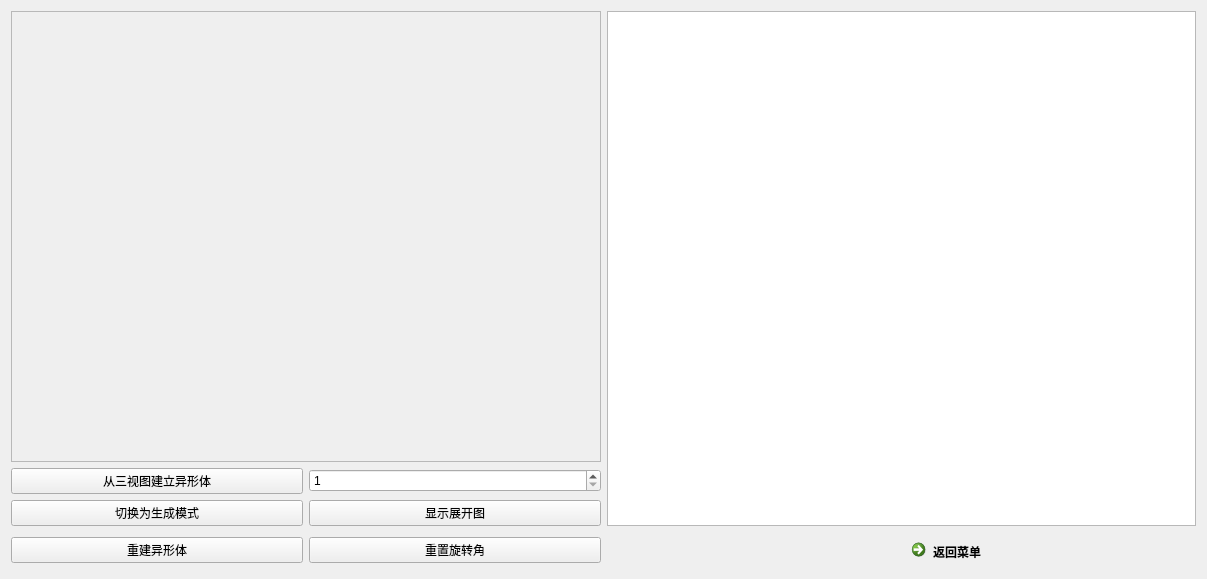
Qt form viewscene.ui (Chiichen/SomaMap) before a commit.
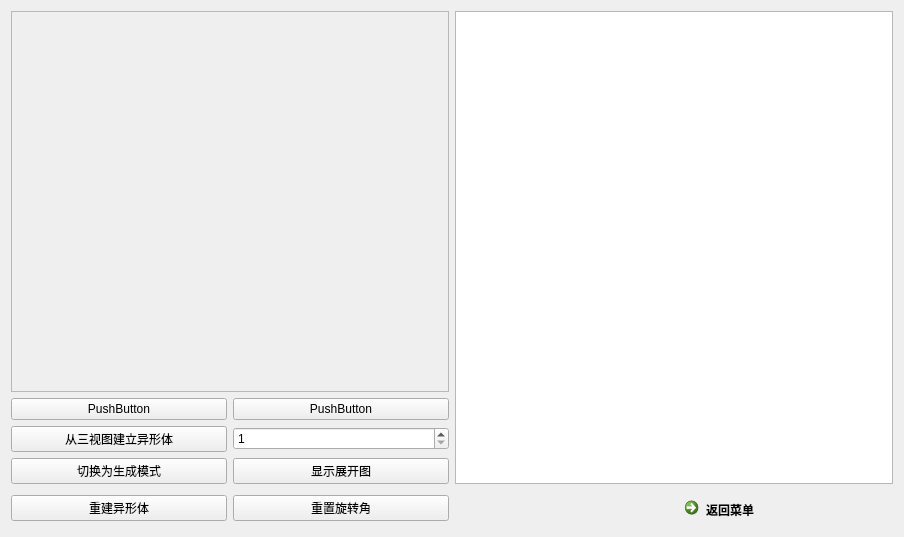
The same form after that commit. Custom widgets are drawn as their Qt base class.

What changed in the file:
```diff
--- a/viewscene.ui
+++ b/viewscene.ui
@@ -6,8 +6,8 @@
    <rect>
     <x>0</x>
     <y>0</y>
-    <width>1207</width>
-    <height>579</height>
+    <width>904</width>
+    <height>537</height>
    </rect>
   </property>
   <property name="windowTitle">
@@ -16,52 +16,7 @@
   <layout class="QHBoxLayout" name="horizontalLayout_2">
    <item>
     <layout class="QGridLayout" name="gridLayout_3">
-     <item row="2" column="0">
-      <widget class="QPushButton" name="DisplayThreeviews">
-       <property name="text">
-        <string>切换为生成模式</string>
-       </property>
-      </widget>
-     </item>
-     <item row="1" column="0">
-      <widget class="QPushButton" name="BuildFromView">
-       <property name="text">
-        <string>从三视图建立异形体</string>
-       </property>
-      </widget>
-     </item>
-     <item row="0" column="0" colspan="2">
-      <widget class="KeepRatioWidget" name="frame">
-       <property name="frameShape">
-        <enum>QFrame::StyledPanel</enum>
-       </property>
-       <property name="frameShadow">
-        <enum>QFrame::Raised</enum>
-       </property>
-      </widget>
-     </item>
      <item row="2" column="1">
-      <widget class="QPushButton" name="DisplayExpand">
-       <property name="text">
-        <string>显示展开图</string>
-       </property>
-      </widget>
-     </item>
-     <item row="3" column="0">
-      <widget class="QPushButton" name="RebuildCubbe">
-       <property name="text">
-        <string>重建异形体</string>
-       </property>
-      </widget>
-     </item>
-     <item row="3" column="1">
-      <widget class="QPushButton" name="ResetRot">
-       <property name="text">
-        <string>重置旋转角</string>
-       </property>
-      </widget>
-     </item>
-     <item row="1" column="1">
       <widget class="QSpinBox" name="SetViewchoice">
        <property name="minimum">
         <number>1</number>
@@ -71,7 +26,21 @@
        </property>
       </widget>
      </item>
-     <item row="0" column="2" rowspan="3" colspan="2">
+     <item row="4" column="0">
+      <widget class="QPushButton" name="RebuildCubbe">
+       <property name="text">
+        <string>重建异形体</string>
+       </property>
+      </widget>
+     </item>
+     <item row="4" column="1">
+      <widget class="QPushButton" name="ResetRot">
+       <property name="text">
+        <string>重置旋转角</string>
+       </property>
+      </widget>
+     </item>
+     <item row="0" column="2" rowspan="4" colspan="2">
       <widget class="QGraphicsView" name="graphicview">
        <property name="sizePolicy">
         <sizepolicy hsizetype="Preferred" vsizetype="Preferred">
@@ -81,13 +50,58 @@
        </property>
       </widget>
      </item>
-     <item row="3" column="3">
+     <item row="2" column="0">
+      <widget class="QPushButton" name="BuildFromView">
+       <property name="text">
+        <string>从三视图建立异形体</string>
+       </property>
+      </widget>
+     </item>
+     <item row="3" column="1">
+      <widget class="QPushButton" name="DisplayExpand">
+       <property name="text">
+        <string>显示展开图</string>
+       </property>
+      </widget>
+     </item>
+     <item row="4" column="3">
       <widget class="QCommandLinkButton" name="commandLinkButton">
        <property name="text">
         <string>返回菜单</string>
        </property>
       </widget>
      </item>
+     <item row="3" column="0">
+      <widget class="QPushButton" name="DisplayThreeviews">
+       <property name="text">
+        <string>切换为生成模式</string>
+       </property>
+      </widget>
+     </item>
+     <item row="0" column="0" colspan="2">
+      <widget class="KeepRatioWidget" name="frame">
+       <property name="frameShape">
+        <enum>QFrame::StyledPanel</enum>
+       </property>
+       <property name="frameShadow">
+        <enum>QFrame::Raised</enum>
+       </property>
+      </widget>
+     </item>
+     <item row="1" column="0">
+      <widget class="QPushButton" name="savecube">
+       <property name="text">
+        <string>PushButton</string>
+       </property>
+      </widget>
+     </item>
+     <item row="1" column="1">
+      <widget class="QPushButton" name="readcube">
+       <property name="text">
+        <string>PushButton</string>
+       </property>
+      </widget>
+     </item>
     </layout>
    </item>
   </layout>
```
